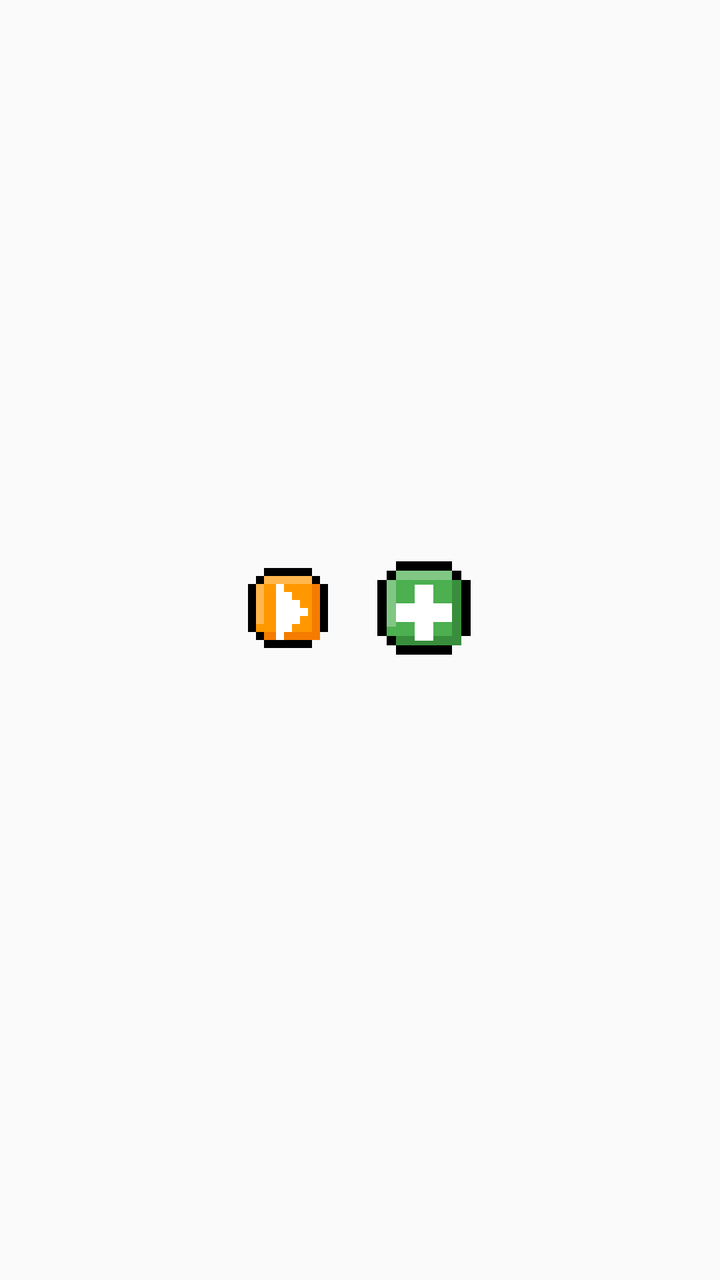
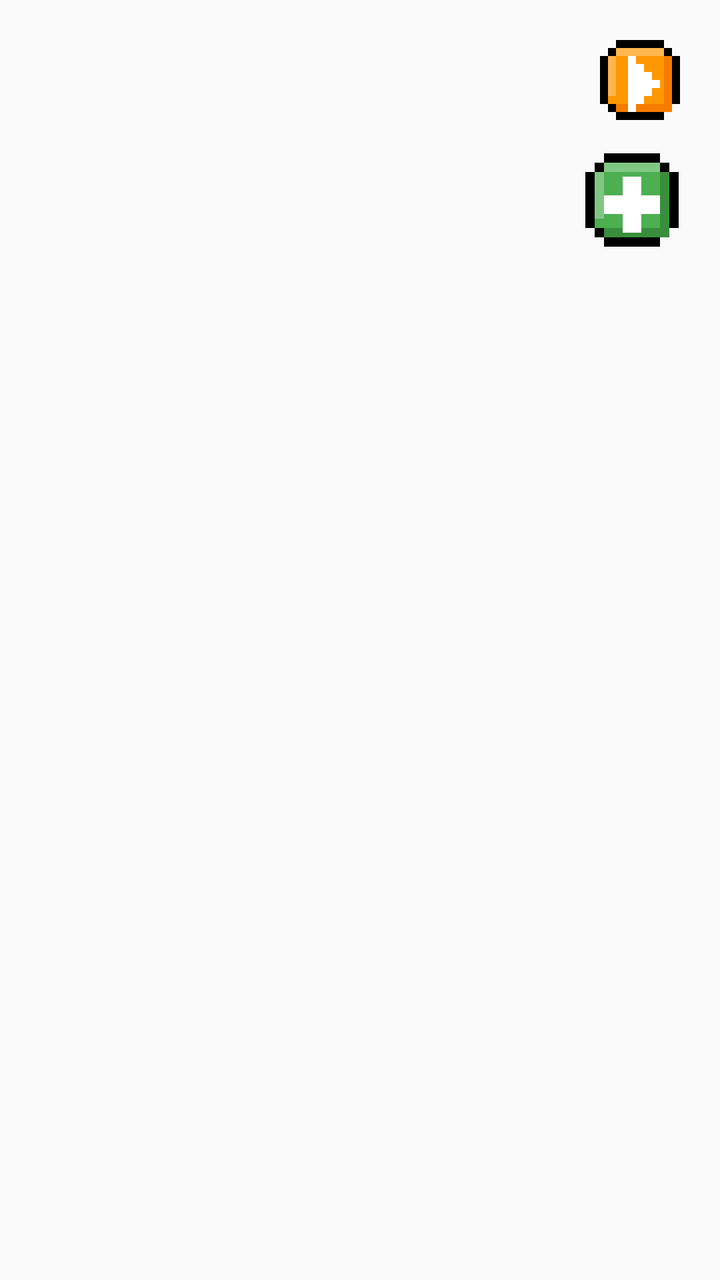

The first picture is an Android layout as it rendered before a commit; the second is the same layout after the commit. The layout source and the unified diff follow.
<!-- AndroidManifest.xml: application theme Theme.LiteReader -->
<!-- res/layout/item_library_footer.xml -->
<?xml version="1.0" encoding="utf-8"?>
<LinearLayout xmlns:android="http://schemas.android.com/apk/res/android"
    android:layout_width="match_parent"
    android:layout_height="wrap_content"
    android:orientation="horizontal"
    android:gravity="center"
    android:paddingTop="16dp"
    android:paddingBottom="48dp"
    android:clipChildren="false"
    android:clipToPadding="false">
    
    <ImageButton
        android:id="@+id/fab_continue"
        android:layout_width="48dp"
        android:layout_height="48dp"
        android:layout_marginEnd="16dp"
        android:background="@android:color/transparent"
        android:scaleType="fitCenter"
        android:src="@drawable/ic_fab_continue_game" />
        
    <ImageButton
        android:id="@+id/fab_add_book"
        android:layout_width="56dp"
        android:layout_height="56dp"
        android:background="@android:color/transparent"
        android:scaleType="fitCenter"
        android:src="@drawable/ic_fab_add_game" />
</LinearLayout>
<!-- resources referenced by this layout -->
<resources>
  <!-- drawable ic_fab_add_game (drawable) -->
  <?xml version="1.0" encoding="utf-8"?>
  <vector xmlns:android="http://schemas.android.com/apk/res/android"
      android:width="48dp"
      android:height="48dp"
      android:viewportWidth="24"
      android:viewportHeight="24">
  
      
      <path android:fillColor="#000000" android:pathData="M 6 2 H 18 V 4 H 20 V 6 H 22 V 18 H 20 V 20 H 18 V 22 H 6 V 20 H 4 V 18 H 2 V 6 H 4 V 4 H 6 V 2 Z" />
      
      
      <path android:fillColor="#4CAF50" android:pathData="M 6 4 H 18 V 6 H 20 V 18 H 18 V 20 H 6 V 18 H 4 V 6 H 6 V 4 Z" />
      
      
      <path android:fillColor="#81C784" android:pathData="M 6 4 H 18 V 6 H 6 Z M 4 6 H 6 V 16 H 4 Z" />
      
      
      <path android:fillColor="#388E3C" android:pathData="M 6 18 H 20 V 20 H 6 Z M 18 6 H 20 V 18 H 18 Z" />
  
      
      <path android:fillColor="#FFFFFF" android:pathData="M 10 7 H 14 V 11 H 18 V 15 H 14 V 19 H 10 V 15 H 6 V 11 H 10 Z" />
  </vector>
  <!-- drawable ic_fab_continue_game (drawable) -->
  <?xml version="1.0" encoding="utf-8"?>
  <vector xmlns:android="http://schemas.android.com/apk/res/android"
      android:width="48dp"
      android:height="48dp"
      android:viewportWidth="24"
      android:viewportHeight="24">
  
      
      <path android:fillColor="#000000" android:pathData="M 6 2 H 18 V 4 H 20 V 6 H 22 V 18 H 20 V 20 H 18 V 22 H 6 V 20 H 4 V 18 H 2 V 6 H 4 V 4 H 6 V 2 Z" />
      
      
      <path android:fillColor="#FF9800" android:pathData="M 6 4 H 18 V 6 H 20 V 18 H 18 V 20 H 6 V 18 H 4 V 6 H 6 V 4 Z" />
      
      
      <path android:fillColor="#FFB74D" android:pathData="M 6 4 H 18 V 6 H 6 Z M 4 6 H 6 V 16 H 4 Z" />
      
      
      <path android:fillColor="#F57C00" android:pathData="M 6 18 H 20 V 20 H 6 Z M 18 6 H 20 V 18 H 18 Z" />
  
      
      <path android:fillColor="#FFFFFF" android:pathData="M 9 6 H 11 V 8 H 13 V 10 H 15 V 12 H 17 V 14 H 15 V 16 H 13 V 18 H 11 V 20 H 9 Z" />
  </vector>
  <style name="Theme.LiteReader" parent="android:Theme.Material.Light.NoActionBar" />
</resources>

<!-- the commit's change to res/layout/item_library_footer.xml (unified diff, before → after) -->
@@ -2,10 +2,11 @@
 <LinearLayout xmlns:android="http://schemas.android.com/apk/res/android"
     android:layout_width="match_parent"
     android:layout_height="wrap_content"
-    android:orientation="horizontal"
-    android:gravity="center"
+    android:orientation="vertical"
+    android:gravity="end"
     android:paddingTop="16dp"
     android:paddingBottom="48dp"
+    android:paddingEnd="16dp"
     android:clipChildren="false"
     android:clipToPadding="false">
     
@@ -13,7 +14,7 @@
         android:id="@+id/fab_continue"
         android:layout_width="48dp"
         android:layout_height="48dp"
-        android:layout_marginEnd="16dp"
+        android:layout_marginBottom="8dp"
         android:background="@android:color/transparent"
         android:scaleType="fitCenter"
         android:src="@drawable/ic_fab_continue_game" />
